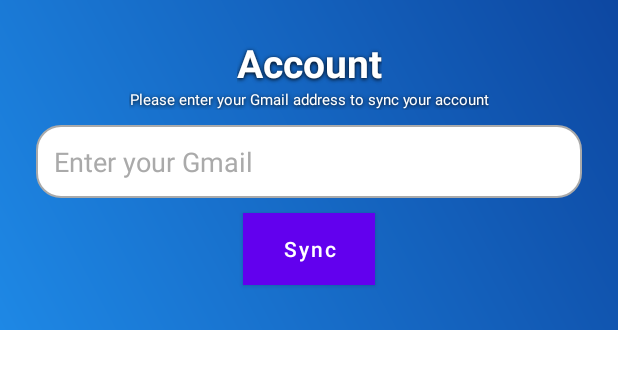
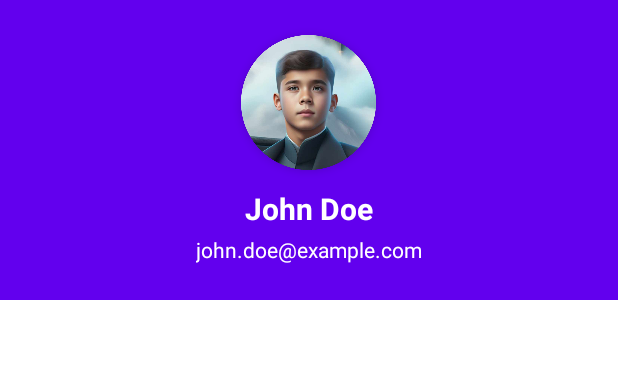
Before and after one commit to SalehAkramSifat/Note-Apps-For-NPI, an Android app: the layout nav_header.xml on its own in the app's theme, with its tools: preview values and no code run, on a phone screen of 412 x 824 dp. Shown: the top 369 px of the screen. Run offline under Robolectric (Android 15) with nearby library versions, the phone set to English and light mode, and no system bars.

Commit message:
Initial Commit

```diff
--- a/app/src/main/java/com/sifat/writediary/AddnoteActivity.kt
+++ b/app/src/main/java/com/sifat/writediary/AddnoteActivity.kt
@@ -23,15 +23,13 @@
 
         db = DatabaseHelper(this)
 
-        // ডাটাবেস থেকে পুরোনো নোট লোড করে EditText-এ সেট করা
         lifecycleScope.launch {
             val longText = withContext(Dispatchers.IO) {
-                db.getLongText() // ডাটাবেস থেকে বড় টেক্সট আনার কাজ
+                db.getLongText()
             }
-            binding.mainBox.setText(longText) // EditText-এ সেট করা
+            binding.mainBox.setText(longText)
         }
 
-        // সেভ বাটনে ক্লিক করলে নোট সেভ হবে
         binding.done.setOnClickListener {
             val title = binding.title.text.toString()
             val content = binding.mainBox.text.toString()
@@ -39,7 +37,7 @@
             val note = Note(0, title, content)
             lifecycleScope.launch {
                 withContext(Dispatchers.IO) {
-                    db.insertNote(note) // ডাটাবেসে নোট সেভ করা
+                    db.insertNote(note)
                 }
                 Toast.makeText(this@AddnoteActivity, "Saved", Toast.LENGTH_SHORT).show()
                 val intent = Intent(this@AddnoteActivity, MainActivity::class.java)
@@ -47,21 +45,19 @@
             }
         }
 
-        // TextWatcher smooth scrolling বা বড় টেক্সটের performance উন্নত করার জন্য
         binding.mainBox.addTextChangedListener(object : TextWatcher {
             override fun beforeTextChanged(s: CharSequence?, start: Int, count: Int, after: Int) {}
 
             override fun onTextChanged(s: CharSequence?, start: Int, before: Int, count: Int) {}
 
             override fun afterTextChanged(s: Editable?) {
-                // Smooth scrolling বা অতিরিক্ত প্রসেসিং এড়াতে কাজ করতে চাইলে এখানে যুক্ত করুন
             }
         })
         lifecycleScope.launch {
             val longText = withContext(Dispatchers.IO) {
-                db.getLongText() // ডাটাবেস থেকে বড় টেক্সট আনার জন্য
+                db.getLongText()
             }
-            binding.mainBox.setText(longText) // EditText-এ সেট করা
+            binding.mainBox.setText(longText)
         }
 
     }
--- a/app/src/main/java/com/sifat/writediary/DatabaseHelper.kt
+++ b/app/src/main/java/com/sifat/writediary/DatabaseHelper.kt
@@ -107,9 +107,8 @@
                     }
                 }
             } catch (e: Exception) {
-                e.printStackTrace()  // Log or handle exceptions
+                e.printStackTrace()
             } finally {
-                // Ensure the database is closed after all operations are done
                 if (db.isOpen) {
                     db.close()
                 }
@@ -122,7 +121,6 @@
     fun searchNotes(query: String): List<Note> {
         val notesList = mutableListOf<Note>()
         val db = readableDatabase
-        // Use the correct table name: TABLE_NAME instead of "notes"
         val cursor = db.rawQuery("SELECT * FROM $TABLE_NAME WHERE title LIKE ? OR content LIKE ?", arrayOf("%$query%", "%$query%"))
 
         if (cursor.moveToFirst()) {
@@ -139,7 +137,4 @@
         db.close()
         return notesList
     }
-
-
-
 }
--- a/app/src/main/java/com/sifat/writediary/MainActivity.kt
+++ b/app/src/main/java/com/sifat/writediary/MainActivity.kt
@@ -48,17 +48,14 @@
         }
     }
 
-    // Set up SearchView in the toolbar
     override fun onCreateOptionsMenu(menu: Menu?): Boolean {
         menuInflater.inflate(R.menu.main_menu, menu)
         val searchItem = menu?.findItem(R.id.action_search)
         val searchView = searchItem?.actionView as androidx.appcompat.widget.SearchView
 
-        // Set query text listener
         searchView.setOnQueryTextListener(object : androidx.appcompat.widget.SearchView.OnQueryTextListener {
             override fun onQueryTextSubmit(query: String?): Boolean {
                 query?.let {
-                    // Handle query text submit
                     Toast.makeText(this@MainActivity, "Search submitted: $it", Toast.LENGTH_SHORT).show()
                     return true
                 }
@@ -67,9 +64,8 @@
 
             override fun onQueryTextChange(newText: String?): Boolean {
                 newText?.let {
-                    // Filter notes based on the search query
                     val filteredNotes = db.searchNotes(it)
-                    notesAdapter.updateData(filteredNotes)  // Assuming you have an `updateData` method in your adapter
+                    notesAdapter.updateData(filteredNotes)
                     return true
                 }
                 return false
@@ -79,7 +75,6 @@
     }
 
 
-    // Handle Navigation Drawer item selections
     private fun onNavigationItemSelected(item: MenuItem) {
         when (item.itemId) {
             R.id.action_home -> {
@@ -111,7 +106,6 @@
         binding.drawerLayout.closeDrawer(binding.navView)
     }
 
-    // Handle toolbar item selections
     override fun onOptionsItemSelected(item: MenuItem): Boolean {
         return when (item.itemId) {
             android.R.id.home -> {
@@ -122,13 +116,11 @@
         }
     }
 
-    // Refresh notes data when returning to the activity
     override fun onResume() {
         super.onResume()
         notesAdapter.refreshData(db.getAllnotes())
     }
 
-    // Show exit confirmation dialog
     private fun showExitDialog() {
         val builder = AlertDialog.Builder(this)
         builder.setTitle("Exit")
@@ -140,7 +132,6 @@
         alertDialog.show()
     }
 
-    // Export all notes to a PDF file
     private fun exportAllNotesToPDF() {
         val intent = Intent(Intent.ACTION_CREATE_DOCUMENT).apply {
             addCategory(Intent.CATEGORY_OPENABLE)
@@ -150,7 +141,6 @@
         startActivityForResult(intent, REQUEST_CODE_CREATE_FILE)
     }
 
-    // Handle result of file creation intent
     override fun onActivityResult(requestCode: Int, resultCode: Int, data: Intent?) {
         super.onActivityResult(requestCode, resultCode, data)
         if (requestCode == REQUEST_CODE_CREATE_FILE && resultCode == RESULT_OK) {
@@ -159,7 +149,6 @@
         }
     }
 
-    // Save the notes to a PDF file
     private fun savePDFToFile(uri: Uri) {
         val pdfDocument = PdfDocument()
         val titlePaint = Paint().apply {
@@ -174,9 +163,9 @@
         val leftMargin = 40f
         val rightMargin = 40f
         val lineSpacing = 30f
-        val pageHeight = 842f // A4 height in points
-        val pageWidth = 595f // A4 width in points
-        var yPosition = 80f // Start position for the first page
+        val pageHeight = 842f
+        val pageWidth = 595f
+        var yPosition = 80f
         var pageNumber = 1
 
         var pageInfo = PdfDocument.PageInfo.Builder(pageWidth.toInt(), pageHeight.toInt(), pageNumber).create()
--- /dev/null
+++ b/app/src/main/res/drawable/circle_background.xml
@@ -0,0 +1,6 @@
+<shape xmlns:android="http://schemas.android.com/apk/res/android"
+    android:shape="oval">
+    <solid android:color="#FFFFFF" />
+    <size android:width="90dp" android:height="90dp" />
+    <stroke android:width="2dp" android:color="#5103C3" />
+</shape>
--- a/app/src/main/res/layout/nav_header.xml
+++ b/app/src/main/res/layout/nav_header.xml
@@ -1,113 +1,37 @@
-<androidx.constraintlayout.widget.ConstraintLayout xmlns:android="http://schemas.android.com/apk/res/android"
+<LinearLayout
+    xmlns:android="http://schemas.android.com/apk/res/android"
     android:layout_width="match_parent"
-    android:layout_height="220dp"
-    xmlns:app="http://schemas.android.com/apk/res-auto"
-    android:background="@drawable/header_background_gradient"
-    android:padding="24dp"
-    android:clipToOutline="true">
+    android:layout_height="200dp"
+    android:orientation="vertical"
+    android:gravity="center"
+    android:background="@color/header_background"
+    android:padding="16dp">
 
-    <!-- Account Title -->
+    <ImageView
+        android:id="@+id/profile_image"
+        android:layout_width="90dp"
+        android:layout_height="90dp"
+        android:src="@drawable/pic"
+        android:scaleType="centerCrop"
+        android:layout_marginBottom="12dp"
+        android:background="@drawable/circle_background"
+        android:elevation="4dp" />
+
     <TextView
-        android:id="@+id/account_title"
+        android:id="@+id/user_name"
         android:layout_width="wrap_content"
         android:layout_height="wrap_content"
-        android:text="Account"
-        android:textSize="26sp"
+        android:text="John Doe"
+        android:textSize="20sp"
+        android:textColor="@android:color/white"
         android:textStyle="bold"
-        android:textColor="@android:color/white"
-        android:shadowColor="#000000"
-        android:shadowDx="0"
-        android:shadowDy="1"
-        android:shadowRadius="3"
-        app:layout_constraintStart_toStartOf="parent"
-        app:layout_constraintEnd_toEndOf="parent"
-        app:layout_constraintTop_toTopOf="parent"
-        android:layout_marginBottom="10dp"
-        android:gravity="center" />
+        android:layout_marginBottom="4dp" />
 
-    <!-- Account Description -->
     <TextView
-        android:id="@+id/account_description"
+        android:id="@+id/user_email"
         android:layout_width="wrap_content"
         android:layout_height="wrap_content"
-        android:text="Please enter your Gmail address to sync your account"
-        android:textSize="10sp"
-        android:textColor="@android:color/white"
-        android:shadowColor="#000000"
-        android:shadowDx="0"
-        android:shadowDy="1"
-        android:shadowRadius="3"
-        app:layout_constraintTop_toBottomOf="@id/account_title"
-        app:layout_constraintStart_toStartOf="parent"
-        app:layout_constraintEnd_toEndOf="parent"
-        android:layout_marginBottom="24dp"
-        android:gravity="center" />
-
-    <!-- EditText for Gmail Input -->
-    <EditText
-        android:id="@+id/email_input"
-        android:layout_width="0dp"
-        android:layout_height="wrap_content"
-        android:hint="Enter your Gmail"
-        android:inputType="textEmailAddress"
-        android:textColor="@android:color/black"
-        android:background="@drawable/rounded_edittext"
-        android:layout_marginTop="10dp"
-        android:layout_marginBottom="16dp"
-        app:layout_constraintTop_toBottomOf="@id/account_description"
-        app:layout_constraintStart_toStartOf="parent"
-        app:layout_constraintEnd_toEndOf="parent"
-        android:padding="12dp"
-        android:textColorHint="@android:color/darker_gray"/>
-
-    <!-- Sync Button -->
-    <Button
-        android:id="@+id/sync_button"
-        android:layout_width="wrap_content"
-        android:layout_height="wrap_content"
-        android:text="Sync"
-        android:layout_marginTop="10dp"
-        android:textColor="@android:color/white"
-        android:textAllCaps="false"
-        android:background="@color/colorAccent"
-        android:layout_marginBottom="16dp"
-        app:layout_constraintTop_toBottomOf="@id/email_input"
-        app:layout_constraintStart_toStartOf="parent"
-        app:layout_constraintEnd_toEndOf="parent"
-        android:gravity="center"/>
-
-    <!-- Display Synced Gmail Button -->
-    <Button
-        android:id="@+id/synced_email_button"
-        android:layout_width="wrap_content"
-        android:layout_height="wrap_content"
-        android:text="Synced Gmail"
-        android:textColor="@android:color/white"
-        android:textAllCaps="false"
-        android:visibility="gone"
-        android:layout_marginTop="16dp"
-        app:layout_constraintTop_toBottomOf="@id/sync_button"
-        app:layout_constraintStart_toStartOf="parent"
-        app:layout_constraintEnd_toEndOf="parent"
-        android:padding="14dp"
-        android:gravity="center"
-        android:background="@drawable/rounded_button"/>
-
-    <!-- Logout or Remove Gmail Button -->
-    <Button
-        android:id="@+id/logout_button"
-        android:layout_width="0dp"
-        android:layout_height="wrap_content"
-        android:text="Logout"
-        android:textColor="@android:color/white"
-        android:textAllCaps="false"
-        android:visibility="gone"
-        app:layout_constraintTop_toBottomOf="@id/synced_email_button"
-        app:layout_constraintStart_toStartOf="parent"
-        app:layout_constraintEnd_toEndOf="parent"
-        android:padding="14dp"
-        android:gravity="center"
-        android:background="@color/colorError"
-        android:layout_marginTop="16dp" />
-
-</androidx.constraintlayout.widget.ConstraintLayout>
+        android:text="john.doe@example.com"
+        android:textSize="14sp"
+        android:textColor="@android:color/white" />
+</LinearLayout>
--- a/app/src/main/res/menu/main_menu.xml
+++ b/app/src/main/res/menu/main_menu.xml
@@ -1,5 +1,6 @@
 <menu xmlns:android="http://schemas.android.com/apk/res/android"
     xmlns:app="http://schemas.android.com/apk/res-auto">
+
     <item
         android:id="@+id/action_search"
         android:title="Search"
@@ -7,7 +8,9 @@
         app:actionViewClass="androidx.appcompat.widget.SearchView"
         app:showAsAction="always" />
 
-
+    <item
+        android:title="">
+        <menu>
     <item
         android:id="@+id/action_home"
         android:title="Home"
@@ -44,4 +47,6 @@
         android:icon="@drawable/baseline_logout_24"
         app:showAsAction="never" />
 
+        </menu>
+    </item>
 </menu>
--- a/app/src/main/res/values/colors.xml
+++ b/app/src/main/res/values/colors.xml
@@ -21,5 +21,6 @@
         <color name="backgroundStart">#1E88E5</color> <!-- Light Blue -->
         <color name="backgroundEnd">#0D47A1</color> <!-- Dark Blue -->
         <color name="editTextBorder">#B0BEC5</color> <!-- Light Gray -->
+    <color name="header_background">#6200EE</color>
 
 </resources>
```
Also changed, not shown: app/src/main/res/drawable/pic.png (added).
